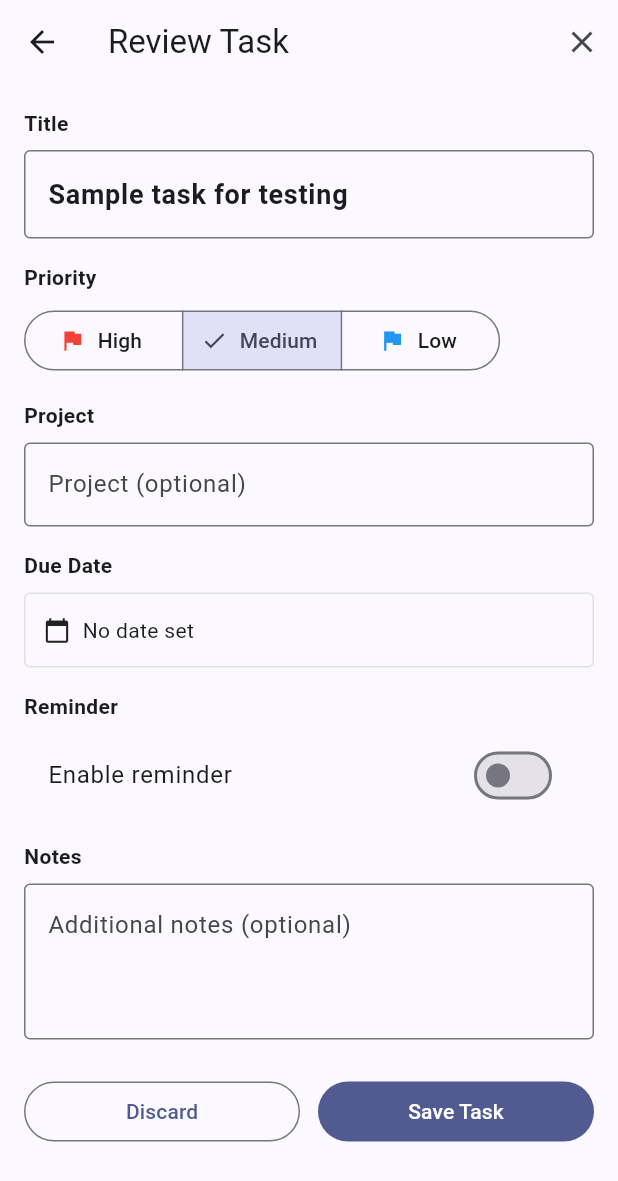
After one commit to yasbak78/voice_task_app, a Flutter app: the PreviewScreen screen opened by its route, on a phone screen of 412 x 824 dp. The commit adds this screen. Shown: the top 1181 px of the screen. Run offline on Flutter 3.47's test engine with Material 3 defaults, Android fonts, the phone set to English and light mode, and no system bars; our stand-ins replace drift, flutter_riverpod, permission_handler; missing offline and left inert: dart:ffi, record; accounts and stored records are empty; generated files the repository leaves out were written again.

Commit message:
feat: preview screen with parsed task review (P4-T28)

```diff
--- a/lib/main.dart
+++ b/lib/main.dart
@@ -4,6 +4,7 @@ import 'core/database/app_database.dart';
 import 'screens/home/task_list_screen.dart';
 import 'screens/settings/settings_screen.dart';
 import 'screens/task_detail/task_detail_screen.dart';
+import 'screens/preview/preview_screen.dart';
 
 void main() {
   runApp(const ProviderScope(child: VoiceTaskApp()));
@@ -25,6 +26,7 @@ class VoiceTaskApp extends StatelessWidget {
         '/settings': (context) => const SettingsScreen(),
         '/calendar': (context) => _placeholder('Calendar'),
         '/record': (context) => _placeholder('Record'),
+        PreviewScreen.route: (context) => const PreviewScreen(transcription: 'Sample task for testing'),
       },
       onGenerateRoute: (settings) {
         if (settings.name == '/task-detail' && settings.arguments is Task) {
--- /dev/null
+++ b/lib/screens/preview/preview_screen.dart
@@ -0,0 +1,252 @@
+import 'package:flutter/material.dart';
+import 'package:flutter_riverpod/flutter_riverpod.dart';
+import 'package:drift/drift.dart' show Value;
+import 'package:voice_task_app/core/parser/task_parser.dart' as parser show TaskParser, ParsedTask, Priority;
+import 'package:voice_task_app/core/database/app_database.dart';
+import 'package:voice_task_app/models/task_model.dart';
+import 'package:voice_task_app/providers/task_providers.dart';
+
+/// Preview screen shown after voice parsing, before saving to DB.
+/// User can review/edit priority, project, due date, and notes.
+class PreviewScreen extends ConsumerStatefulWidget {
+  final String transcription;
+
+  const PreviewScreen({super.key, required this.transcription});
+
+  static const route = '/preview';
+
+  @override
+  ConsumerState<PreviewScreen> createState() => _PreviewScreenState();
+}
+
+class _PreviewScreenState extends ConsumerState<PreviewScreen> {
+  late parser.ParsedTask _parsed;
+  late TextEditingController _titleController;
+  late TextEditingController _notesController;
+  late TextEditingController _projectController;
+  Priority _priority;
+  DateTime? _dueDate;
+  bool _hasReminder;
+  bool _isSaving = false;
+
+  _PreviewScreenState()
+      : _priority = Priority.medium,
+        _dueDate = null,
+        _hasReminder = false;
+
+  @override
+  void initState() {
+    super.initState();
+    _parsed = parser.TaskParser.parse(widget.transcription);
+    _titleController = TextEditingController(text: _parsed.title);
+    _notesController = TextEditingController(text: _parsed.notes ?? '');
+    _projectController = TextEditingController(text: _parsed.project ?? '');
+    _priority = _parsed.priority.toDbPriority();
+    _dueDate = _parsed.dueDate;
+    _hasReminder = _parsed.hasReminder;
+  }
+
+  @override
+  void dispose() {
+    _titleController.dispose();
+    _notesController.dispose();
+    _projectController.dispose();
+    super.dispose();
+  }
+
+  Future<void> _pickDate() async {
+    final picked = await showDatePicker(
+      context: context,
+      initialDate: _dueDate ?? DateTime.now(),
+      firstDate: DateTime.now(),
+      lastDate: DateTime.now().add(const Duration(days: 365)),
+    );
+    if (picked != null) {
+      setState(() => _dueDate = picked);
+    }
+  }
+
+  Future<void> _saveTask() async {
+    setState(() => _isSaving = true);
+
+    final dao = ref.read(taskDaoProvider);
+    final taskCompanion = TasksCompanion(
+      id: Value(_generateId()),
+      title: Value(_titleController.text.trim()),
+      notes: _notesController.text.trim().isEmpty ? const Value.absent() : Value(_notesController.text.trim()),
+      priority: Value(_priority),
+      project: _projectController.text.trim().isEmpty ? const Value.absent() : Value(_projectController.text.trim()),
+      dueDate: _dueDate != null ? Value(_dueDate) : const Value.absent(),
+      isCalendarEvent: Value(_hasReminder),
+      status: Value(TaskStatus.pending),
+      createdAt: Value(DateTime.now()),
+    );
+
+    await dao.createTask(taskCompanion);
+
+    if (!mounted) return;
+    setState(() => _isSaving = false);
+
+    ScaffoldMessenger.of(context).showSnackBar(
+      const SnackBar(content: Text('Task saved!')),
+    );
+    Navigator.pushNamedAndRemoveUntil(context, '/', (r) => false);
+  }
+
+  String _generateId() {
+    return DateTime.now().millisecondsSinceEpoch.toString();
+  }
+
+  void _discard() {
+    Navigator.pushNamedAndRemoveUntil(context, '/', (r) => false);
+  }
+
+  @override
+  Widget build(BuildContext context) {
+    return Scaffold(
+      appBar: AppBar(
+        title: const Text('Review Task'),
+        actions: [
+          IconButton(
+            icon: const Icon(Icons.close),
+            onPressed: _discard,
+            tooltip: 'Discard',
+          ),
+        ],
+      ),
+      body: SingleChildScrollView(
+        padding: const EdgeInsets.all(16),
+        child: Column(
+          crossAxisAlignment: CrossAxisAlignment.start,
+          children: [
+            _section('Title'),
+            TextField(
+              controller: _titleController,
+              decoration: const InputDecoration(
+                border: OutlineInputBorder(),
+                hintText: 'Task title',
+              ),
+              style: const TextStyle(fontSize: 18, fontWeight: FontWeight.w600),
+            ),
+            const SizedBox(height: 16),
+
+            _section('Priority'),
+            SegmentedButton<Priority>(
+              segments: const [
+                ButtonSegment(value: Priority.high, label: Text('High'), icon: Icon(Icons.flag, color: Colors.red)),
+                ButtonSegment(value: Priority.medium, label: Text('Medium'), icon: Icon(Icons.flag, color: Colors.orange)),
+                ButtonSegment(value: Priority.low, label: Text('Low'), icon: Icon(Icons.flag, color: Colors.blue)),
+              ],
+              selected: {_priority},
+              onSelectionChanged: (s) => setState(() => _priority = s.first),
+            ),
+            const SizedBox(height: 16),
+
+            _section('Project'),
+            TextField(
+              controller: _projectController,
+              decoration: const InputDecoration(
+                border: OutlineInputBorder(),
+                hintText: 'Project (optional)',
+              ),
+            ),
+            const SizedBox(height: 16),
+
+            _section('Due Date'),
+            InkWell(
+              onTap: _pickDate,
+              child: Container(
+                padding: const EdgeInsets.symmetric(horizontal: 12, vertical: 14),
+                decoration: BoxDecoration(
+                  border: Border.all(color: Colors.grey.shade300),
+                  borderRadius: BorderRadius.circular(4),
+                ),
+                child: Row(
+                  children: [
+                    const Icon(Icons.calendar_today, size: 18),
+                    const SizedBox(width: 8),
+                    Text(_dueDate != null ? _formatDate(_dueDate!) : 'No date set'),
+                  ],
+                ),
+              ),
+            ),
+            const SizedBox(height: 16),
+
+            _section('Reminder'),
+            SwitchListTile(
+              title: const Text('Enable reminder'),
+              value: _hasReminder,
+              onChanged: (v) => setState(() => _hasReminder = v),
+            ),
+            const SizedBox(height: 16),
+
+            _section('Notes'),
+            TextField(
+              controller: _notesController,
+              decoration: const InputDecoration(
+                border: OutlineInputBorder(),
+                hintText: 'Additional notes (optional)',
+              ),
+              maxLines: 3,
+            ),
+            const SizedBox(height: 24),
+
+            Row(
+              children: [
+                Expanded(
+                  child: OutlinedButton(
+                    onPressed: _discard,
+                    child: const Text('Discard'),
+                  ),
+                ),
+                const SizedBox(width: 12),
+                Expanded(
+                  child: FilledButton(
+                    onPressed: _isSaving ? null : _saveTask,
+                    child: _isSaving
+                        ? const SizedBox(
+                            width: 20, height: 20,
+                            child: CircularProgressIndicator(strokeWidth: 2),
+                          )
+                        : const Text('Save Task'),
+                  ),
+                ),
+              ],
+            ),
+          ],
+        ),
+      ),
+    );
+  }
+
+  Widget _section(String label) {
+    return Padding(
+      padding: const EdgeInsets.only(bottom: 8),
+      child: Text(
+        label,
+        style: const TextStyle(fontWeight: FontWeight.w600, fontSize: 14),
+      ),
+    );
+  }
+
+  String _formatDate(DateTime d) {
+    final now = DateTime.now();
+    final today = DateTime(now.year, now.month, now.day);
+    final date = DateTime(d.year, d.month, d.day);
+    final diff = date.difference(today).inDays;
+    if (diff == 0) return 'Today';
+    if (diff == 1) return 'Tomorrow';
+    return '${d.day}/${d.month}/${d.year}';
+  }
+}
+
+/// Extension to convert parser Priority to DB Priority.
+extension PriorityConverter on parser.Priority {
+  Priority toDbPriority() {
+    return switch (this) {
+      parser.Priority.high => Priority.high,
+      parser.Priority.low => Priority.low,
+      parser.Priority.medium => Priority.medium,
+    };
+  }
+}
```
